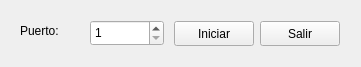
This is DNS_Server/widget.ui in abadillagodinez/ED_DNS_Client-Server as Qt 5 draws it before an edit. The edited form follows.
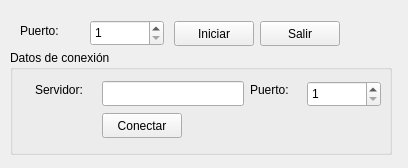
This is the edited form.

Patch:
```diff
--- a/DNS_Server/widget.ui
+++ b/DNS_Server/widget.ui
@@ -6,8 +6,8 @@
    <rect>
     <x>0</x>
     <y>0</y>
-    <width>361</width>
-    <height>67</height>
+    <width>408</width>
+    <height>168</height>
    </rect>
   </property>
   <property name="windowTitle">
@@ -68,6 +68,84 @@
     <string>Iniciar</string>
    </property>
   </widget>
+  <widget class="QGroupBox" name="contConex">
+   <property name="geometry">
+    <rect>
+     <x>10</x>
+     <y>50</y>
+     <width>382</width>
+     <height>105</height>
+    </rect>
+   </property>
+   <property name="title">
+    <string>Datos de conexión</string>
+   </property>
+   <widget class="QLabel" name="lblServidor">
+    <property name="geometry">
+     <rect>
+      <x>25</x>
+      <y>31</y>
+      <width>61</width>
+      <height>17</height>
+     </rect>
+    </property>
+    <property name="text">
+     <string>Servidor:</string>
+    </property>
+   </widget>
+   <widget class="QLabel" name="lblPuerto_2">
+    <property name="geometry">
+     <rect>
+      <x>240</x>
+      <y>31</y>
+      <width>51</width>
+      <height>17</height>
+     </rect>
+    </property>
+    <property name="text">
+     <string>Puerto:</string>
+    </property>
+   </widget>
+   <widget class="QLineEdit" name="txfServidor">
+    <property name="geometry">
+     <rect>
+      <x>92</x>
+      <y>31</y>
+      <width>142</width>
+      <height>25</height>
+     </rect>
+    </property>
+   </widget>
+   <widget class="QSpinBox" name="sbxPuerto_2">
+    <property name="geometry">
+     <rect>
+      <x>297</x>
+      <y>31</y>
+      <width>74</width>
+      <height>26</height>
+     </rect>
+    </property>
+    <property name="minimum">
+     <number>1</number>
+    </property>
+    <property name="maximum">
+     <number>65535</number>
+    </property>
+   </widget>
+   <widget class="QPushButton" name="btnConectar">
+    <property name="geometry">
+     <rect>
+      <x>92</x>
+      <y>63</y>
+      <width>80</width>
+      <height>25</height>
+     </rect>
+    </property>
+    <property name="text">
+     <string>Conectar</string>
+    </property>
+   </widget>
+  </widget>
  </widget>
  <layoutdefault spacing="6" margin="11"/>
  <resources/>
```
